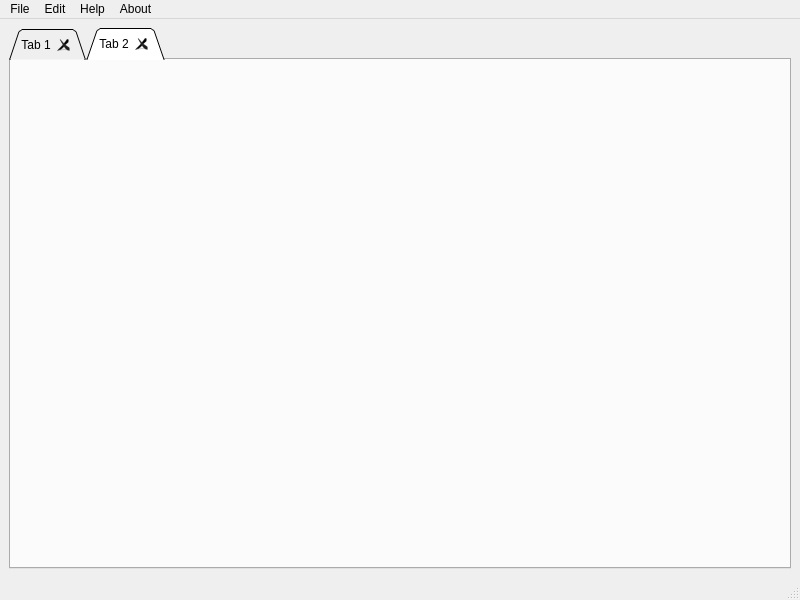
This is mainwindow.ui in grafscorp/ScorpText as Qt 5 draws it before an edit. The edited form follows.
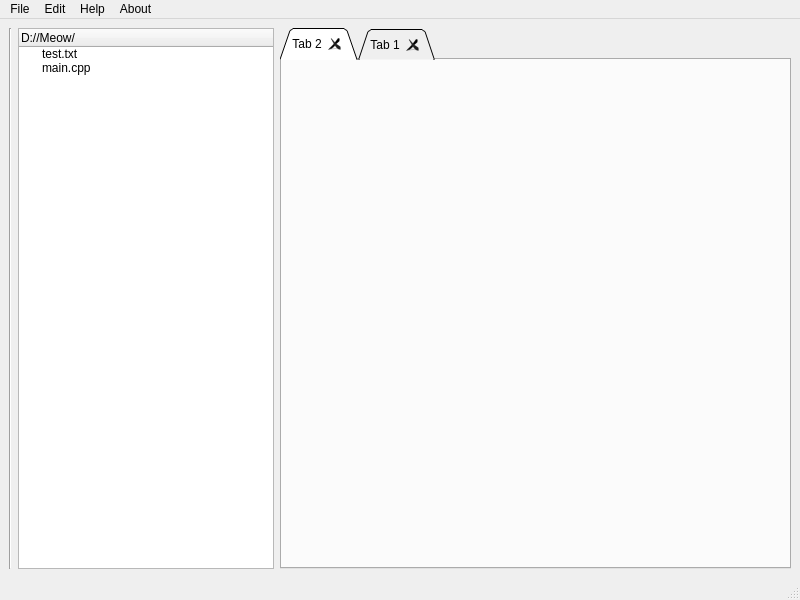
This is the edited form. The open tabs and pages were chosen to show the change.

Commit message: create listwidget for view path files

Patch:
```diff
--- a/mainwindow.ui
+++ b/mainwindow.ui
@@ -15,6 +15,47 @@
   </property>
   <widget class="QWidget" name="centralwidget">
    <layout class="QHBoxLayout" name="horizontalLayout">
+    <item>
+     <widget class="Line" name="line">
+      <property name="orientation">
+       <enum>Qt::Orientation::Vertical</enum>
+      </property>
+     </widget>
+    </item>
+    <item>
+     <widget class="QTreeWidget" name="treeWidget">
+      <property name="sizePolicy">
+       <sizepolicy hsizetype="Minimum" vsizetype="Expanding">
+        <horstretch>0</horstretch>
+        <verstretch>0</verstretch>
+       </sizepolicy>
+      </property>
+      <property name="minimumSize">
+       <size>
+        <width>100</width>
+        <height>0</height>
+       </size>
+      </property>
+      <property name="itemsExpandable">
+       <bool>true</bool>
+      </property>
+      <column>
+       <property name="text">
+        <string>D://Meow/</string>
+       </property>
+      </column>
+      <item>
+       <property name="text">
+        <string>test.txt</string>
+       </property>
+      </item>
+      <item>
+       <property name="text">
+        <string>main.cpp</string>
+       </property>
+      </item>
+     </widget>
+    </item>
     <item>
      <widget class="QTabWidget" name="tabWidget">
       <property name="tabShape">
@@ -35,16 +76,16 @@
       <property name="tabBarAutoHide">
        <bool>false</bool>
       </property>
-      <widget class="QWidget" name="tab">
-       <attribute name="title">
-        <string>Tab 1</string>
-       </attribute>
-      </widget>
       <widget class="QWidget" name="tab_2">
        <attribute name="title">
         <string>Tab 2</string>
        </attribute>
       </widget>
+      <widget class="QWidget" name="tab">
+       <attribute name="title">
+        <string>Tab 1</string>
+       </attribute>
+      </widget>
      </widget>
     </item>
    </layout>
```
Left out of the diff: 5 changed lines with no effect on the pictures. The commit also changes 2 other files.
